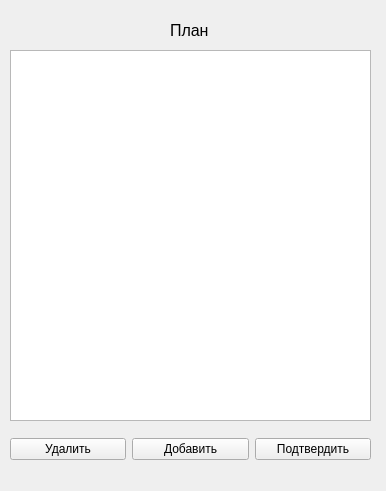
Before: the Qt Designer form ElectronicJournal/tableplan.ui in MariyaMari/myJournal, drawn with Qt 5.
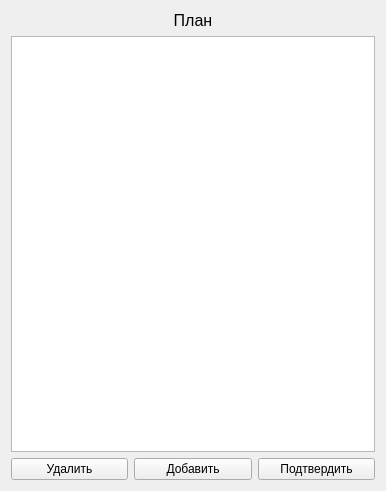
After: the same form once the commit is applied.

What changed in the file:
```diff
--- a/ElectronicJournal/tableplan.ui
+++ b/ElectronicJournal/tableplan.ui
@@ -13,30 +13,30 @@
   <property name="windowTitle">
    <string>Form</string>
   </property>
-  <widget class="QWidget" name="verticalLayoutWidget">
-   <property name="geometry">
-    <rect>
-     <x>10</x>
-     <y>50</y>
-     <width>361</width>
-     <height>371</height>
-    </rect>
-   </property>
+  <layout class="QGridLayout" name="gridLayout_2">
+   <item row="0" column="0">
+    <widget class="QLabel" name="label">
+     <property name="font">
+      <font>
+       <pointsize>12</pointsize>
+      </font>
+     </property>
+     <property name="text">
+      <string>План</string>
+     </property>
+     <property name="alignment">
+      <set>Qt::AlignCenter</set>
+     </property>
+    </widget>
+   </item>
+   <item row="1" column="0">
    <layout class="QVBoxLayout" name="verticalLayout">
     <item>
      <widget class="QTableView" name="tableView"/>
     </item>
    </layout>
-  </widget>
-  <widget class="QWidget" name="gridLayoutWidget">
-   <property name="geometry">
-    <rect>
-     <x>10</x>
-     <y>429</y>
-     <width>361</width>
-     <height>41</height>
-    </rect>
-   </property>
+   </item>
+   <item row="2" column="0">
    <layout class="QGridLayout" name="gridLayout">
     <item row="0" column="0">
      <widget class="QPushButton" name="pushButton">
@@ -60,25 +60,8 @@
      </widget>
     </item>
    </layout>
-  </widget>
-  <widget class="QLabel" name="label">
-   <property name="geometry">
-    <rect>
-     <x>170</x>
-     <y>20</y>
-     <width>81</width>
-     <height>21</height>
-    </rect>
-   </property>
-   <property name="font">
-    <font>
-     <pointsize>12</pointsize>
-    </font>
-   </property>
-   <property name="text">
-    <string>План</string>
-   </property>
-  </widget>
+   </item>
+  </layout>
  </widget>
  <resources/>
  <connections/>
```
Lines whose indentation alone changed are shown as unchanged.
